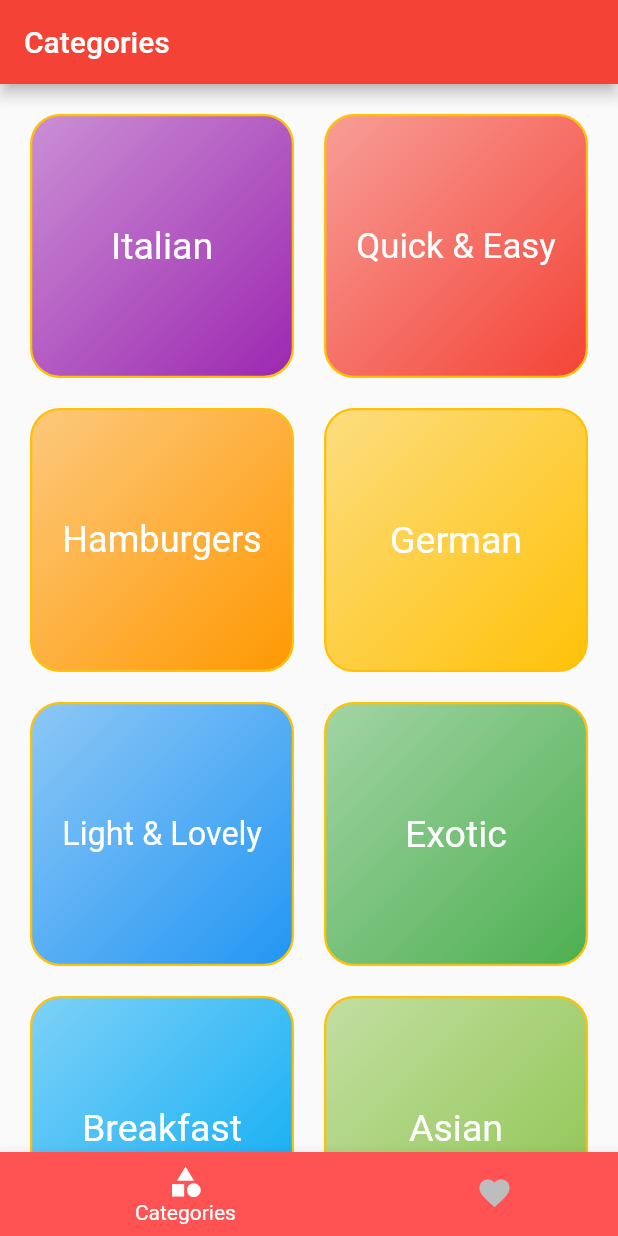
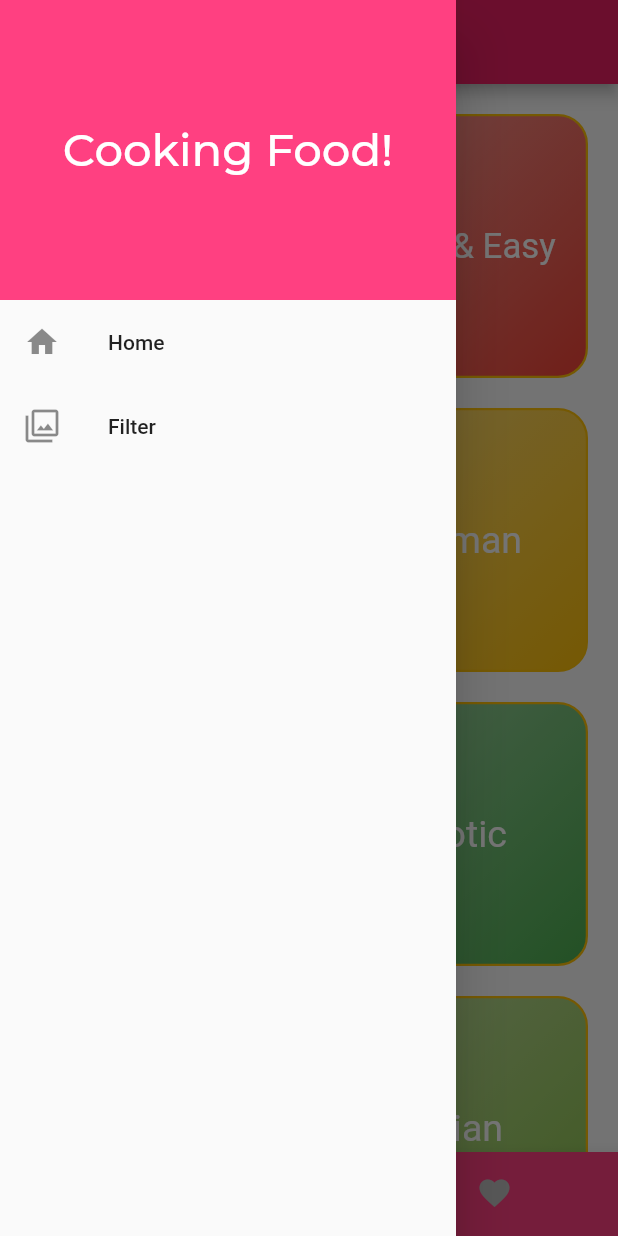
Before and after one commit to rijin-23/meals_app, a Flutter app: the screen it shows after launch, with the side drawer open (before the commit the screen has no drawer), on a phone screen of 412 x 824 dp. Run offline on Flutter 3.47's test engine with Material 2 defaults, Android fonts, the phone set to English and light mode, and no system bars.

Commit message:
added a drawer to the app

```diff
--- a/lib/main.dart
+++ b/lib/main.dart
@@ -1,4 +1,5 @@
 import 'package:flutter/material.dart';
+import 'package:meals_app/screens/filter_screen.dart';
 
 import 'package:meals_app/screens/tabScreen.dart';
 import 'screens/meal_details_screen.dart';
@@ -13,11 +14,13 @@ class MyApp extends StatelessWidget {
   Widget build(BuildContext context) {
     return MaterialApp(
       theme:
-          ThemeData(primarySwatch: Colors.red, accentColor: Colors.redAccent),
+          ThemeData(primarySwatch: Colors.pink, accentColor: Colors.pinkAccent),
       home: TabScreen(),
       routes: {
         '/recipes': (context) => Recipes_Screen(),
-        '/meal_details': (context) => Meal_Details_Screen()
+        '/meal_details': (context) => Meal_Details_Screen(),
+        '/tab_screen': (context) => TabScreen(),
+        '/filter_screen': (context) => FilterScreen()
       },
     );
   }
--- a/lib/screens/favorites_screen.dart
+++ b/lib/screens/favorites_screen.dart
@@ -1,5 +1,6 @@
 import 'package:flutter/material.dart';
 
+// ignore: camel_case_types
 class Favorites_Screen extends StatelessWidget {
   @override
   Widget build(BuildContext context) {
--- /dev/null
+++ b/lib/screens/filter_screen.dart
@@ -0,0 +1,17 @@
+import 'package:flutter/material.dart';
+import 'package:meals_app/widgets/drawerWidget.dart';
+
+class FilterScreen extends StatelessWidget {
+  @override
+  Widget build(BuildContext context) {
+    return Scaffold(
+      appBar: AppBar(
+        title: Text('Filter'),
+      ),
+      drawer: DrawerWidget(),
+      body: Center(
+        child: Text('Filter Screen'),
+      ),
+    );
+  }
+}
--- a/lib/screens/tabScreen.dart
+++ b/lib/screens/tabScreen.dart
@@ -1,5 +1,6 @@
 import 'package:flutter/material.dart';
 
+import '../widgets/drawerWidget.dart';
 import 'favorites_screen.dart';
 import 'categories_screen.dart';
 
@@ -28,6 +29,7 @@ class _TabScreenState extends State<TabScreen> {
       appBar: AppBar(
         title: Text(_screens[_selectedTabIndex]['title']),
       ),
+      drawer: DrawerWidget(),
       body: _screens[_selectedTabIndex]['page'],
       bottomNavigationBar: BottomNavigationBar(
         items: [
--- a/lib/widgets/category_list.dart
+++ b/lib/widgets/category_list.dart
@@ -1,5 +1,4 @@
 import 'package:flutter/material.dart';
-import '../screens/recipes_screen.dart';
 
 // ignore: camel_case_types
 class Category_List extends StatelessWidget {
--- /dev/null
+++ b/lib/widgets/drawerWidget.dart
@@ -0,0 +1,45 @@
+import 'package:flutter/material.dart';
+
+import 'package:meals_app/screens/filter_screen.dart';
+import 'package:meals_app/screens/tabScreen.dart';
+
+class DrawerWidget extends StatelessWidget {
+  Widget buildListTile(String title, IconData icon, Function tap) {
+    return ListTile(
+      leading: Icon(icon),
+      title: Text(title),
+      onTap: tap,
+    );
+  }
+
+  @override
+  Widget build(BuildContext context) {
+    return Drawer(
+      child: Column(
+        children: [
+          Container(
+            width: double.infinity,
+            height: 200,
+            decoration: BoxDecoration(color: Theme.of(context).accentColor),
+            child: Center(
+              child: Text(
+                'Cooking Food!',
+                style: TextStyle(
+                    fontSize: 30,
+                    fontFamily: 'Montserrat',
+                    color: Colors.white),
+                textAlign: TextAlign.center,
+              ),
+            ),
+          ),
+          buildListTile('Home', Icons.home, () {
+            Navigator.of(context).pushReplacementNamed('/tab_screen');
+          }),
+          buildListTile('Filter', Icons.filter, () {
+            Navigator.of(context).pushReplacementNamed('/filter_screen');
+          })
+        ],
+      ),
+    );
+  }
+}
```
